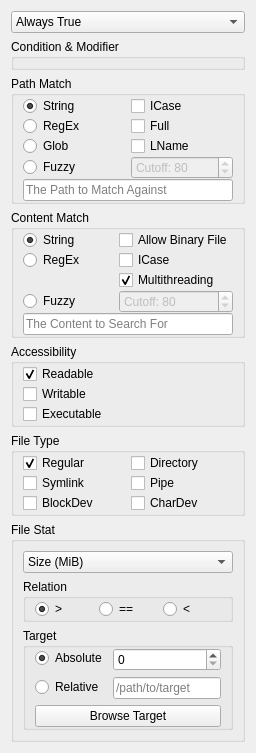
Qt form widgets/oriepredselector.ui (cxxsucks/SearchEverywhere) before a commit.
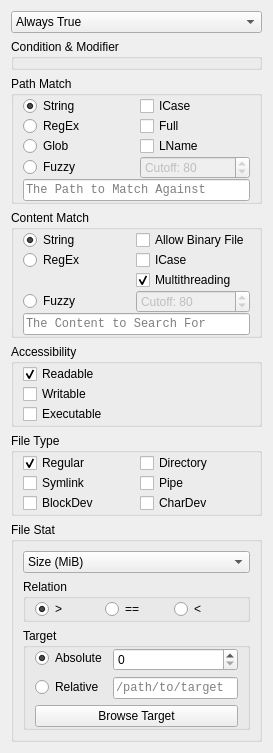
The same form after that commit.

Commit message: Monospaced input boxes

```diff
--- a/widgets/oriepredselector.ui
+++ b/widgets/oriepredselector.ui
@@ -211,6 +211,11 @@
       </item>
       <item row="4" column="0" colspan="2">
        <widget class="QLineEdit" name="pathPredEdit">
+        <property name="font">
+         <font>
+          <family>Monospace</family>
+         </font>
+        </property>
         <property name="placeholderText">
          <string>The Path to Match Against</string>
         </property>
@@ -318,6 +323,11 @@
       </item>
       <item row="4" column="0" colspan="2">
        <widget class="QLineEdit" name="contPredEdit">
+        <property name="font">
+         <font>
+          <family>Monospace</family>
+         </font>
+        </property>
         <property name="placeholderText">
          <string>The Content to Search For</string>
         </property>
@@ -608,6 +618,11 @@
          </item>
          <item row="1" column="1">
           <widget class="QLineEdit" name="targEdit">
+           <property name="font">
+            <font>
+             <family>Monospace</family>
+            </font>
+           </property>
            <property name="placeholderText">
             <string notr="true">/path/to/target</string>
            </property>
```
The commit also changes 1 other file.
